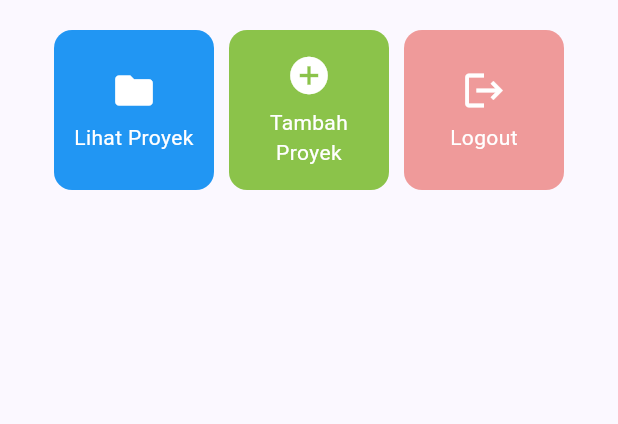
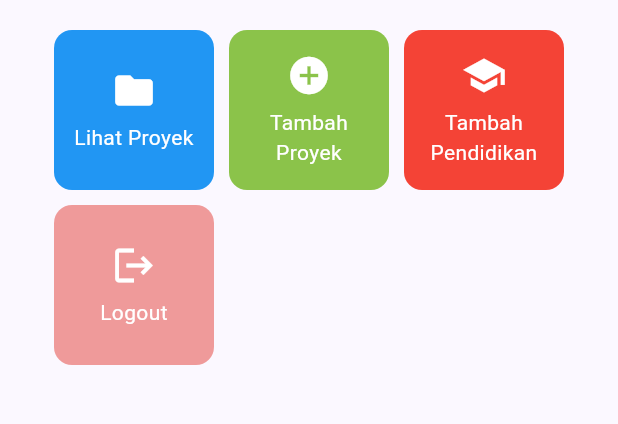
Before and after one commit to fandar25/myportofolio_mobile, a Flutter app: the screen it shows after launch, on a phone screen of 412 x 824 dp, the part 417-841 px from its top. Run offline on Flutter 3.47's test engine with Material 3 defaults, Android fonts, the phone set to English and light mode, and no system bars; our stand-ins replace material_ui.

Commit message:
feat: menambahkan tambah pendidikan card

```diff
--- a/lib/screens/menu.dart
+++ b/lib/screens/menu.dart
@@ -12,6 +12,7 @@ class MyHomePage extends StatelessWidget {
   final List<ItemHomepage> items = [
     ItemHomepage("Lihat Proyek", Icons.folder, Colors.blue),
     ItemHomepage("Tambah Proyek", Icons.add_circle, Colors.lightGreen),
+    ItemHomepage("Tambah Pendidikan", Icons.school, Colors.red),
     ItemHomepage("Logout", Icons.logout, Colors.red.shade200),
   ];
 
```
Also changed, not shown: lib/widgets/project_card.dart (+8 -0 lines).
